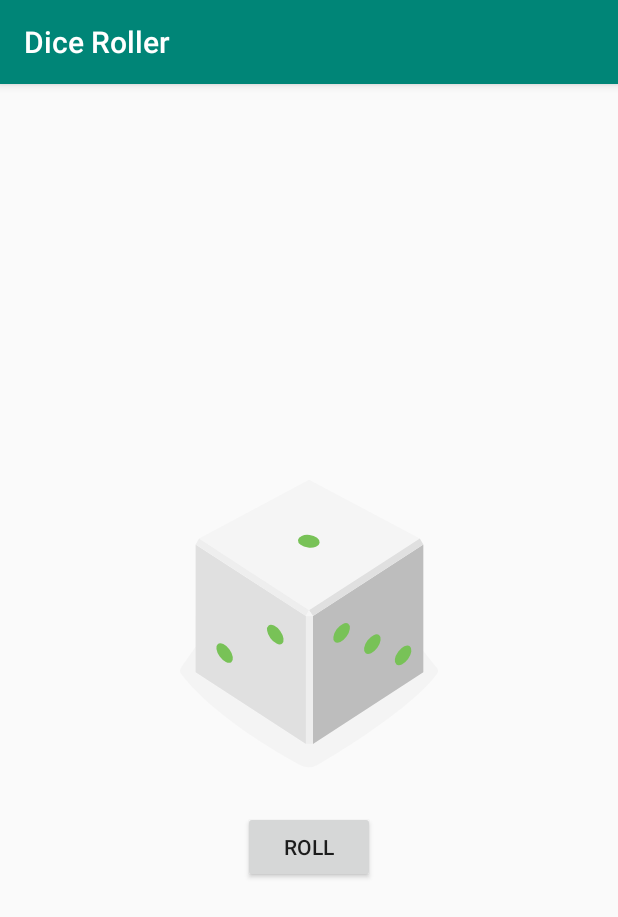
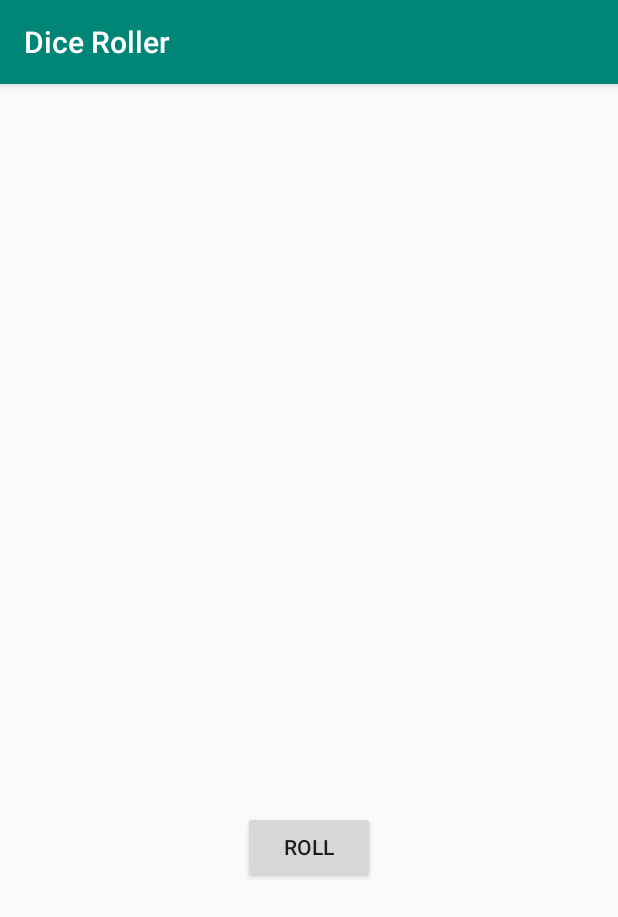
Before and after one commit to 1920-5bhif-nvs/1920-5bhif-nvs-udacity-labs-ReneDeicker, an Android app: the screen it shows after launch (MainActivity), on a phone screen of 412 x 824 dp. Shown: the top 917 px of the screen. Run offline under Robolectric (Android 15) with nearby library versions, the phone set to English and light mode, and no system bars.

Commit message:
Lesson 1 Final Code

```diff
--- a/Coding-Examples/Lesson_1/DiceRoller/app/build.gradle
+++ b/Coding-Examples/Lesson_1/DiceRoller/app/build.gradle
@@ -14,6 +14,7 @@ android {
         versionCode 1
         versionName "1.0"
         testInstrumentationRunner "androidx.test.runner.AndroidJUnitRunner"
+        vectorDrawables.useSupportLibrary = true
     }
     buildTypes {
         release {
--- a/Coding-Examples/Lesson_1/DiceRoller/app/src/main/java/com/example/diceroller/MainActivity.kt
+++ b/Coding-Examples/Lesson_1/DiceRoller/app/src/main/java/com/example/diceroller/MainActivity.kt
@@ -8,6 +8,7 @@ import android.widget.TextView
 import java.util.*
 
 class MainActivity : AppCompatActivity() {
+    lateinit var diceImage: ImageView
 
     override fun onCreate(savedInstanceState: Bundle?) {
         super.onCreate(savedInstanceState)
@@ -17,10 +18,11 @@ class MainActivity : AppCompatActivity() {
         rollButton.setOnClickListener {
             rollDice()
         }
+
+        diceImage = findViewById(R.id.dice_image)
     }
 
     private fun rollDice() {
-        val diceImage: ImageView = findViewById(R.id.dice_image)
         val randomInt = Random().nextInt(6) + 1
 
         val drawableResource = when (randomInt) {
--- /dev/null
+++ b/Coding-Examples/Lesson_1/DiceRoller/app/src/main/res/drawable/empty_dice.xml
@@ -0,0 +1,27 @@
+<!--
+  ~ Copyright 2018, The Android Open Source Project
+  ~
+  ~ Licensed under the Apache License, Version 2.0 (the "License");
+  ~ you may not use this file except in compliance with the License.
+  ~ You may obtain a copy of the License at
+  ~
+  ~     http://www.apache.org/licenses/LICENSE-2.0
+  ~
+  ~ Unless required by applicable law or agreed to in writing, software
+  ~ distributed under the License is distributed on an "AS IS" BASIS,
+  ~ WITHOUT WARRANTIES OR CONDITIONS OF ANY KIND, either express or implied.
+  ~ See the License for the specific language governing permissions and
+  ~ limitations under the License.
+  -->
+
+<vector xmlns:android="http://schemas.android.com/apk/res/android"
+    android:width="200dp"
+    android:height="250dp"
+    android:viewportWidth="800"
+    android:viewportHeight="1000">
+
+    <path
+        android:fillColor="#00000000"
+        android:pathData="M0,0l0,0z" />
+
+</vector>
--- a/Coding-Examples/Lesson_1/DiceRoller/app/src/main/res/layout/activity_main.xml
+++ b/Coding-Examples/Lesson_1/DiceRoller/app/src/main/res/layout/activity_main.xml
@@ -1,6 +1,7 @@
 <?xml version="1.0" encoding="utf-8"?>
 <LinearLayout xmlns:android="http://schemas.android.com/apk/res/android"
     xmlns:tools="http://schemas.android.com/tools"
+    xmlns:app="http://schemas.android.com/apk/res-auto"
     android:layout_width="match_parent"
     android:layout_height="wrap_content"
     tools:context=".MainActivity"
@@ -12,7 +13,8 @@
         android:layout_width="wrap_content"
         android:layout_height="wrap_content"
         android:layout_gravity="center_horizontal"
-        android:src="@drawable/dice_1"/>
+        app:srcCompat="@drawable/empty_dice"
+        tools:src="@drawable/dice_1"/>
 
     <Button
         android:id="@+id/roll_button"
```
